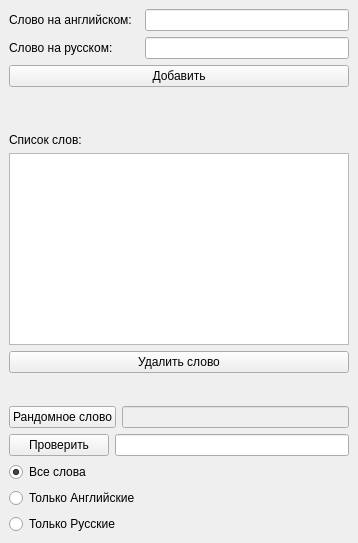
This is ui_myWords.ui in ShiragG/MyWords as Qt 5 draws it before an edit. The edited form follows.
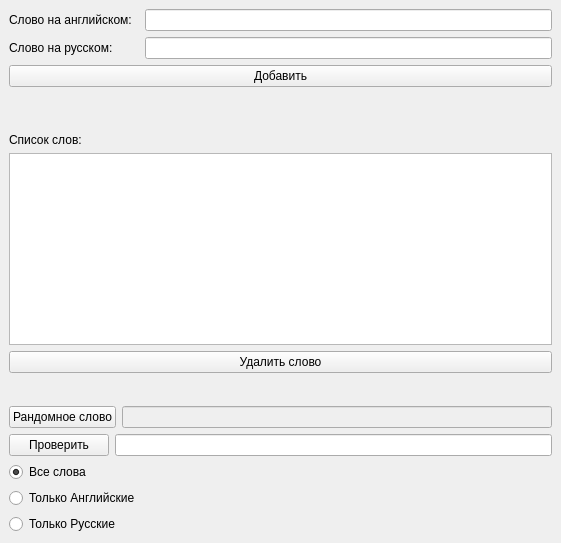
This is the edited form.

The edit to the form file:
```diff
--- a/ui_myWords.ui
+++ b/ui_myWords.ui
@@ -6,7 +6,7 @@
    <rect>
     <x>0</x>
     <y>0</y>
-    <width>358</width>
+    <width>561</width>
     <height>543</height>
    </rect>
   </property>
@@ -113,7 +113,7 @@
        </layout>
       </item>
       <item>
-       <widget class="QTableView" name="tableView"/>
+       <widget class="QTableWidget" name="tableWidget"/>
       </item>
       <item>
        <widget class="QPushButton" name="removeWordBtn">
```
